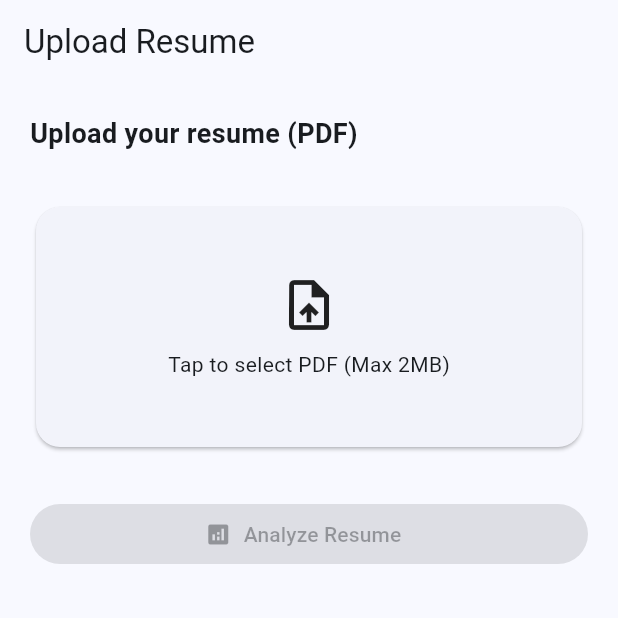
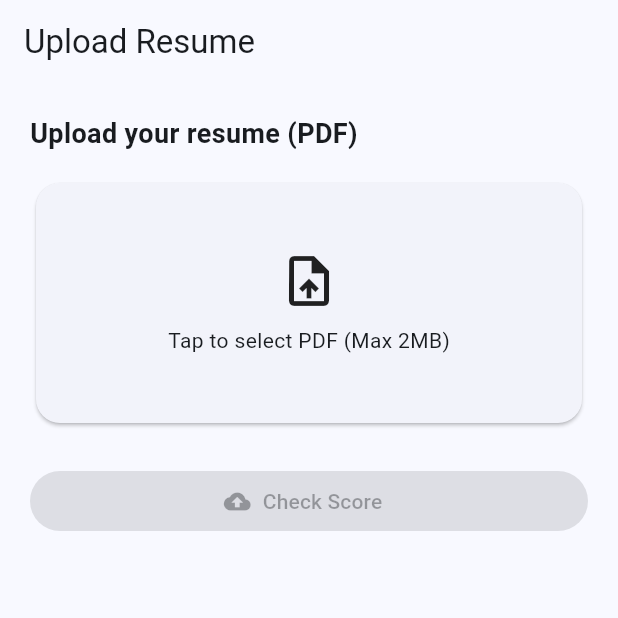
Before and after one commit to apoorv077569/precisioncv, a Flutter app: the UploadScreen screen opened directly, after a tap on "Tap to select PDF (Max 2MB)", on a phone screen of 412 x 824 dp, the top half of it. Run offline on Flutter 3.47's test engine with Material 3 defaults, Android fonts, the phone set to English and light mode, and no system bars; our stand-ins replace dio, file_picker, supabase_flutter; accounts and stored records are empty; network calls fail.

Commit message:
Modify file upload logic

```diff
--- a/lib/screens/signup_screen.dart
+++ b/lib/screens/signup_screen.dart
@@ -91,6 +91,7 @@ class SignupScreen extends StatelessWidget {
                       'id': user.id,
                       'name': nameController.text.trim(),
                       'email': emailController.text.trim(),
+                      'password':passwordController.text.trim(),
                     });
 
                     ScaffoldMessenger.of(context).showSnackBar(
--- a/lib/screens/upload_screen.dart
+++ b/lib/screens/upload_screen.dart
@@ -1,14 +1,39 @@
 import 'package:flutter/material.dart';
+import 'package:precisioncv/screens/result_screen.dart';
 import 'package:provider/provider.dart';
 import '../viewmodels/resume_viewmodel.dart';
-import 'result_screen.dart';
 
 class UploadScreen extends StatelessWidget {
   const UploadScreen({super.key});
 
   @override
   Widget build(BuildContext context) {
-    final vm = context.watch<ResumeViewmodel>();
+    final vm = context.watch<ResumeViewModel>();
+
+    // 🔔 SnackBar listener (fires once per state change)
+    WidgetsBinding.instance.addPostFrameCallback((_) {
+      // upload success
+      if (vm.uploadStatus == UploadStatus.success) {
+        vm.calculateAtsScore();
+
+        ScaffoldMessenger.of(context).showSnackBar(
+          const SnackBar(content: Text("Resume uploaded successfully")),
+        );
+        vm.uploadStatus = UploadStatus.idle;
+
+        Navigator.push(
+          context,
+          MaterialPageRoute(builder: (_) => const ResultScreen()),
+        );
+      }
+      if(vm.uploadStatus == UploadStatus.error){
+        ScaffoldMessenger.of(context).showSnackBar(
+          SnackBar(content: Text(vm.errorMessage??"Upload Failed"),
+          ),
+        );
+        vm.uploadStatus = UploadStatus.idle;
+      }
+    });
 
     return Scaffold(
       appBar: AppBar(title: const Text("Upload Resume")),
@@ -24,25 +49,19 @@ class UploadScreen extends StatelessWidget {
 
             const SizedBox(height: 16),
 
-            if (vm.errorMessage != null)
-              Text(
-                vm.errorMessage!,
-                style: const TextStyle(color: Colors.red),
-              ),
-
-            const SizedBox(height: 16),
-
+            // 📄 File picker card
             Card(
               shape: RoundedRectangleBorder(
                 borderRadius: BorderRadius.circular(16),
               ),
               child: InkWell(
                 borderRadius: BorderRadius.circular(16),
-                onTap: vm.pickResume,
+                onTap: vm.isUploading ? null : vm.pickResume,
                 child: SizedBox(
                   height: 160,
                   child: Center(
-                    child: vm.selectedFile == null
+                    child:
+                        vm.fileName == null
                             ? Column(
                               mainAxisAlignment: MainAxisAlignment.center,
                               children: const [
@@ -60,10 +79,7 @@ class UploadScreen extends StatelessWidget {
                                   color: Colors.red,
                                 ),
                                 const SizedBox(height: 10),
-                              Text(
-                                vm.selectedFile!.path.split('/').last,
-                                textAlign: TextAlign.center,
-                              ),
+                                Text(vm.fileName!, textAlign: TextAlign.center),
                               ],
                             ),
                   ),
@@ -71,21 +87,29 @@ class UploadScreen extends StatelessWidget {
               ),
             ),
 
-            const SizedBox(height: 30),
+            const SizedBox(height: 24),
 
+            // 📊 Upload progress
+            if (vm.isUploading) ...[
+              LinearProgressIndicator(value: vm.uploadProgress),
+              const SizedBox(height: 8),
+              Text(
+                "Uploading ${(vm.uploadProgress * 100).toStringAsFixed(0)}%",
+                textAlign: TextAlign.center,
+              ),
+              const SizedBox(height: 20),
+            ],
+
+            // ☁️ Upload button (STRICTLY CONTROLLED)
             FilledButton.icon(
-              onPressed: vm.selectedFile == null
-                  ? null
-                  : () {
-                      Navigator.push(
-                        context,
-                        MaterialPageRoute(
-                          builder: (_) => const ResultScreen(),
-                        ),
-                      );
-                    },
-              icon: const Icon(Icons.analytics),
-              label: const Text("Analyze Resume"),
+              onPressed:
+                  vm.readyToUpload && !vm.isUploading
+                      ? () {
+                        vm.uploadResume(); // ✅ ONLY upload trigger
+                      }
+                      : null,
+              icon: const Icon(Icons.cloud_upload),
+              label: const Text("Check Score"),
             ),
           ],
         ),
--- a/lib/viewmodels/resume_viewmodel.dart
+++ b/lib/viewmodels/resume_viewmodel.dart
@@ -1,45 +1,152 @@
 import 'dart:io';
 
+import 'package:dio/dio.dart';
 import 'package:file_picker/file_picker.dart';
-import 'package:flutter/material.dart';
+import 'package:flutter/foundation.dart';
+import 'package:supabase_flutter/supabase_flutter.dart';
 
-class ResumeViewmodel extends ChangeNotifier {
-  File? _selectedFile;
-  String? _errorMessage;
+enum UploadStatus { idle, uploading, success, error }
 
-  File? get selectedFile => _selectedFile;
-  String? get errorMessage => _errorMessage;
+class ResumeViewModel extends ChangeNotifier {
+  File? selectedFile; // Mobile
+  Uint8List? selectedBytes; // Web
+  String? fileName;
+  bool readyToUpload = false;
 
-  static const int maxFileSize = 2*1024*1024;
+  int atsScore = 0;
+  String atsFeedback = " ";
 
-  Future<void> pickResume() async{
-    _errorMessage = null;
+  String? errorMessage;
+
+  bool isUploading = false;
+  double uploadProgress = 0.0;
+  UploadStatus uploadStatus = UploadStatus.idle;
+
+  static const int maxFileSize = 2 * 1024 * 1024; // 2MB
+
+  /// 📄 Pick resume (Web + Mobile safe)
+  Future<void> pickResume() async {
+    errorMessage = null;
 
     final result = await FilePicker.platform.pickFiles(
-        type: FileType.custom,
-        allowedExtensions: ['pdf'],
-        withData: true,
+      type: FileType.custom,
+      allowedExtensions: ['pdf'],
+      withData: kIsWeb,
     );
-    if(result == null) return;
-    final fileBytes = result.files.single.bytes;
-    final filePath = result.files.single.path;
 
-    if(fileBytes == null || filePath == null){
-      _errorMessage = "Failed to read file";
+    if (result == null) return;
+
+    final pickedFile = result.files.single;
+
+    // File size check
+    if (pickedFile.size > maxFileSize) {
+      errorMessage = "File size must be under 2MB";
       notifyListeners();
       return;
     }
-    if(fileBytes.length > maxFileSize){
-      _errorMessage = "File must be less than 2 MB";
-      notifyListeners();
-      return;
+
+    fileName = pickedFile.name;
+
+    if (kIsWeb) {
+      selectedBytes = pickedFile.bytes;
+      selectedFile = null;
+    } else {
+      selectedFile = File(pickedFile.path!);
+      selectedBytes = null;
     }
-    _selectedFile = File(filePath);
+
+    readyToUpload = true; // ✅ MARK READY, DO NOT UPLOAD
     notifyListeners();
   }
-  void clear(){
-    _selectedFile = null;
-    _errorMessage = null;
+
+Future<void> uploadResume() async {
+  try {
+    if (!readyToUpload || isUploading) return;
+
+    errorMessage = null;
+    isUploading = true;
+    uploadProgress = 0.0;
+    uploadStatus = UploadStatus.uploading;
+    notifyListeners();
+
+    final supabase = Supabase.instance.client;
+    final user = supabase.auth.currentUser;
+
+    if (user == null) {
+      throw Exception("User not logged in");
+    }
+
+    final filePath =
+        '${user.id}/resume_${DateTime.now().millisecondsSinceEpoch}.pdf';
+
+    // 1️⃣ Get signed upload URL
+    final signedResponse = await supabase.storage
+        .from('resume')
+        .createSignedUploadUrl(filePath);
+
+    final dio = Dio();
+
+    // 2️⃣ Upload ONLY ONCE using PUT
+    await dio.put(
+      signedResponse.signedUrl,
+      data: kIsWeb
+          ? Stream.value(selectedBytes!)
+          : selectedFile!.openRead(),
+      options: Options(
+        headers: {'Content-Type': 'application/pdf'},
+      ),
+      onSendProgress: (sent, total) {
+        if (total > 0) {
+          uploadProgress = sent / total;
+          notifyListeners();
+        }
+      },
+    );
+
+
+    isUploading = false;
+    readyToUpload = false;
+    uploadStatus = UploadStatus.success;
+    notifyListeners();
+  } catch (e) {
+    isUploading = false;
+    uploadStatus = UploadStatus.error;
+    errorMessage = e.toString();
     notifyListeners();
   }
 }
+
+
+  void calculateAtsScore() {
+    int score = 0;
+    if (fileName != null) {
+      score += 20;
+    }
+    if (selectedBytes != null) {
+      if (selectedBytes!.length < 1024 * 1024) {
+        score += 20;
+      }
+    } else if (selectedFile != null) {
+      final size = selectedFile!.lengthSync();
+      if (size < 1024 * 1024) {
+        score += 20;
+      }
+    }
+    // keyword match
+    score += 30;
+
+    // formatting score
+    score += 30;
+
+    atsScore += score;
+
+    if(score >= 80){
+      atsFeedback = "Excellent Resume ";
+    }else if(score >=60){
+      atsFeedback = "Good Resume, minor improvemets needed";
+    }else{
+      atsFeedback = "Resume needs improvements";
+    }
+    notifyListeners();
+  }
+}
```
Also changed, not shown: lib/main.dart (+9 -9 lines), pubspec.yaml (+11 -0 lines), assets/app_logo.png (added), pubspec.lock. Lines whose indentation alone changed are shown as unchanged.
